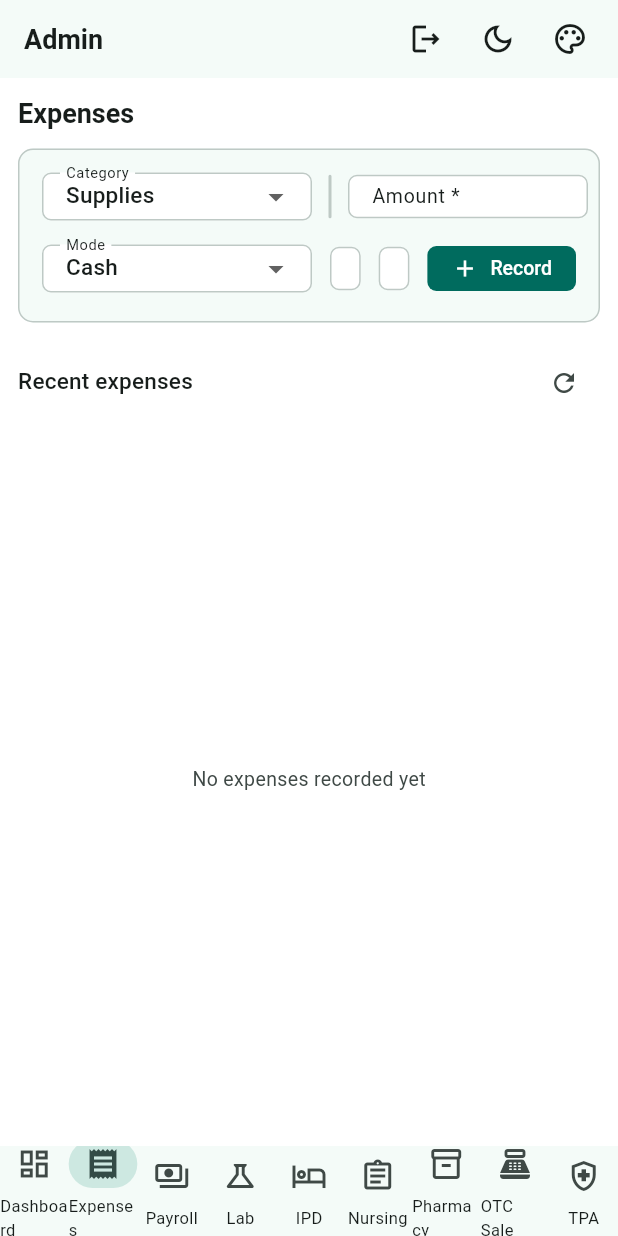
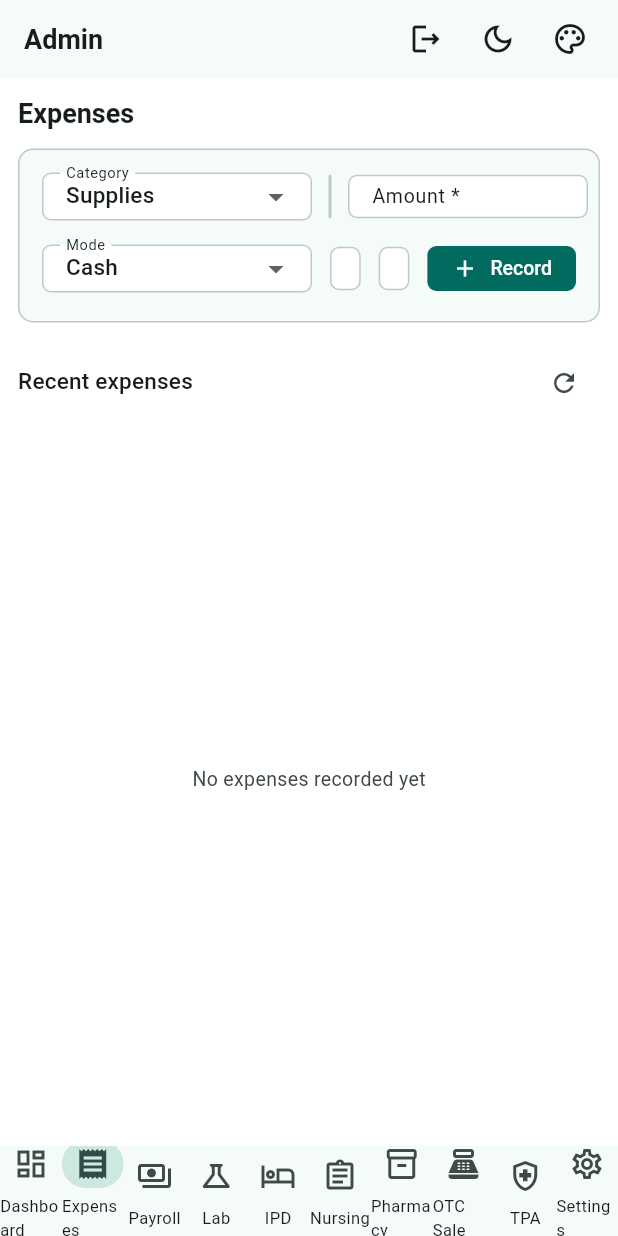
Before and after one commit to DileepJexpert/katixo-hospital-os, a Flutter app: the AdminHome widget shown alone on an empty page, opened directly, item 2 of the bottom bar chosen, after a tap on the "logout" icon, on a phone screen of 412 x 824 dp. Run offline on Flutter 3.47's test engine with Material 3 defaults, Android fonts, the phone set to English and light mode, and no system bars; our stand-ins replace go_router, shared_preferences; accounts and stored records are empty; network calls fail.

Commit message:
Make in-house pharmacy optional per hospital (feature flag)
A hospital may or may not run its own pharmacy — both supported via the policy engine.

Backend:
- HospitalPolicyCode.PHARMACY_ENABLED ('pharmacy.enabled'); seeded true in V2
- PolicyService.setPolicy(code,value): upsert + cache evict (first write path)
- SettingsController: GET /api/v1/settings/features (any authed) + PUT (ADMIN) for
  pharmacy/sms/whatsapp/patient-portal flags

Flutter:
- core/config/feature_flags.dart (FeatureFlags provider) loaded on login (main.dart),
  reset on logout
- features/settings/settings_screen.dart: admin toggles (in-house pharmacy + notif flags)
- AdminHome: tabs built dynamically; Pharmacy + OTC tabs hidden when pharmacy disabled;
  new Settings tab

Verified: backend 67 tests pass; flutter analyze 0 errors/warnings on changed files;
flutter build web = SUCCESS.

```diff
--- /dev/null
+++ b/katixo-hospital-app/lib/core/config/feature_flags.dart
@@ -0,0 +1,66 @@
+import 'package:flutter/foundation.dart';
+
+import '../api/http_client.dart';
+
+/// Per-hospital feature flags (policy-driven), loaded after login. Drives which
+/// modules/menus are visible — e.g. whether the hospital runs its own pharmacy.
+class FeatureFlags extends ChangeNotifier {
+  bool pharmacyEnabled = true; // safe default until loaded
+  bool smsEnabled = false;
+  bool whatsappEnabled = false;
+  bool patientPortalEnabled = false;
+  bool loaded = false;
+
+  void _apply(Map<String, dynamic> m) {
+    pharmacyEnabled = m['pharmacyEnabled'] != false; // default true
+    smsEnabled = m['smsEnabled'] == true;
+    whatsappEnabled = m['whatsappEnabled'] == true;
+    patientPortalEnabled = m['patientPortalEnabled'] == true;
+    loaded = true;
+    notifyListeners();
+  }
+
+  Future<void> load(ApiClient api) async {
+    try {
+      final m = await api.get<Map<String, dynamic>>(
+        '/api/v1/settings/features',
+        fromJson: (j) => j as Map<String, dynamic>,
+      );
+      _apply(m);
+    } catch (_) {
+      // keep safe defaults on failure
+      loaded = true;
+      notifyListeners();
+    }
+  }
+
+  /// Admin update. Returns true on success.
+  Future<bool> update(ApiClient api, {bool? pharmacyEnabled, bool? smsEnabled,
+      bool? whatsappEnabled, bool? patientPortalEnabled}) async {
+    try {
+      final m = await api.put<Map<String, dynamic>>(
+        '/api/v1/settings/features',
+        {
+          if (pharmacyEnabled != null) 'pharmacyEnabled': pharmacyEnabled,
+          if (smsEnabled != null) 'smsEnabled': smsEnabled,
+          if (whatsappEnabled != null) 'whatsappEnabled': whatsappEnabled,
+          if (patientPortalEnabled != null) 'patientPortalEnabled': patientPortalEnabled,
+        },
+        fromJson: (j) => j as Map<String, dynamic>,
+      );
+      _apply(m);
+      return true;
+    } catch (_) {
+      return false;
+    }
+  }
+
+  void reset() {
+    pharmacyEnabled = true;
+    smsEnabled = false;
+    whatsappEnabled = false;
+    patientPortalEnabled = false;
+    loaded = false;
+    notifyListeners();
+  }
+}
--- a/katixo-hospital-app/lib/features/admin/admin_home.dart
+++ b/katixo-hospital-app/lib/features/admin/admin_home.dart
@@ -2,6 +2,7 @@ import 'package:flutter/material.dart';
 import 'package:provider/provider.dart';
 
 import '../../core/auth/auth_state.dart';
+import '../../core/config/feature_flags.dart';
 import '../../core/theme/design_tokens.dart';
 import '../../core/widgets/app_shell.dart';
 import '../dashboard/dashboard_screen.dart';
@@ -12,9 +13,11 @@ import '../ipd/ipd_screen.dart';
 import '../lab/lab_screen.dart';
 import '../nursing/nursing_screen.dart';
 import '../payroll/payroll_screen.dart';
+import '../settings/settings_screen.dart';
 import '../tpa/tpa_screen.dart';
 
-/// Admin role home: back-office accounting — operating expenses and HR/payroll.
+/// Admin / owner cockpit: finance, clinical, pharmacy (if enabled), insurance,
+/// and hospital settings. Pharmacy tabs respect the in-house-pharmacy flag.
 class AdminHome extends StatefulWidget {
   const AdminHome({super.key});
 
@@ -28,57 +31,28 @@ class _AdminHomeState extends State<AdminHome> {
   @override
   Widget build(BuildContext context) {
     final authState = context.watch<AuthState>();
+    final flags = context.watch<FeatureFlags>();
+
+    final tabs = <({ShellDestination dest, Widget body})>[
+      (dest: const ShellDestination(label: 'Dashboard', icon: Icons.dashboard_outlined, selectedIcon: Icons.dashboard), body: const DashboardScreen()),
+      (dest: const ShellDestination(label: 'Expenses', icon: Icons.receipt_outlined, selectedIcon: Icons.receipt), body: const ExpenseScreen()),
+      (dest: const ShellDestination(label: 'Payroll', icon: Icons.payments_outlined, selectedIcon: Icons.payments), body: const PayrollScreen()),
+      (dest: const ShellDestination(label: 'Lab', icon: Icons.science_outlined, selectedIcon: Icons.science), body: const LabScreen()),
+      (dest: const ShellDestination(label: 'IPD', icon: Icons.local_hotel_outlined, selectedIcon: Icons.local_hotel), body: const IpdScreen()),
+      (dest: const ShellDestination(label: 'Nursing', icon: Icons.assignment_outlined, selectedIcon: Icons.assignment), body: const NursingScreen()),
+      if (flags.pharmacyEnabled)
+        (dest: const ShellDestination(label: 'Pharmacy', icon: Icons.inventory_2_outlined, selectedIcon: Icons.inventory_2), body: const ItemMasterScreen()),
+      if (flags.pharmacyEnabled)
+        (dest: const ShellDestination(label: 'OTC Sale', icon: Icons.point_of_sale_outlined, selectedIcon: Icons.point_of_sale), body: const OtcSaleScreen()),
+      (dest: const ShellDestination(label: 'TPA', icon: Icons.health_and_safety_outlined, selectedIcon: Icons.health_and_safety), body: const TpaScreen()),
+      (dest: const ShellDestination(label: 'Settings', icon: Icons.settings_outlined, selectedIcon: Icons.settings), body: const SettingsScreen()),
+    ];
+    final index = _index.clamp(0, tabs.length - 1);
 
     return AppShell(
       title: 'Admin',
-      destinations: const [
-        ShellDestination(
-          label: 'Dashboard',
-          icon: Icons.dashboard_outlined,
-          selectedIcon: Icons.dashboard,
-        ),
-        ShellDestination(
-          label: 'Expenses',
-          icon: Icons.receipt_outlined,
-          selectedIcon: Icons.receipt,
-        ),
-        ShellDestination(
-          label: 'Payroll',
-          icon: Icons.payments_outlined,
-          selectedIcon: Icons.payments,
-        ),
-        ShellDestination(
-          label: 'Lab',
-          icon: Icons.science_outlined,
-          selectedIcon: Icons.science,
-        ),
-        ShellDestination(
-          label: 'IPD',
-          icon: Icons.local_hotel_outlined,
-          selectedIcon: Icons.local_hotel,
-        ),
-        ShellDestination(
-          label: 'Nursing',
-          icon: Icons.assignment_outlined,
-          selectedIcon: Icons.assignment,
-        ),
-        ShellDestination(
-          label: 'Pharmacy',
-          icon: Icons.inventory_2_outlined,
-          selectedIcon: Icons.inventory_2,
-        ),
-        ShellDestination(
-          label: 'OTC Sale',
-          icon: Icons.point_of_sale_outlined,
-          selectedIcon: Icons.point_of_sale,
-        ),
-        ShellDestination(
-          label: 'TPA',
-          icon: Icons.health_and_safety_outlined,
-          selectedIcon: Icons.health_and_safety,
-        ),
-      ],
-      selectedIndex: _index,
+      destinations: [for (final t in tabs) t.dest],
+      selectedIndex: index,
       onDestinationSelected: (i) => setState(() => _index = i),
       actions: [
         if (authState.currentUser != null)
@@ -97,17 +71,7 @@ class _AdminHomeState extends State<AdminHome> {
           onPressed: () => authState.logout(),
         ),
       ],
-      body: switch (_index) {
-        0 => const DashboardScreen(),
-        1 => const ExpenseScreen(),
-        2 => const PayrollScreen(),
-        3 => const LabScreen(),
-        4 => const IpdScreen(),
-        5 => const NursingScreen(),
-        6 => const ItemMasterScreen(),
-        7 => const OtcSaleScreen(),
-        _ => const TpaScreen(),
-      },
+      body: tabs[index].body,
     );
   }
 }
--- a/katixo-hospital-app/lib/main.dart
+++ b/katixo-hospital-app/lib/main.dart
@@ -5,6 +5,7 @@ import 'package:shared_preferences/shared_preferences.dart';
 import 'app/app.dart';
 import 'core/api/http_client.dart';
 import 'core/auth/auth_state.dart';
+import 'core/config/feature_flags.dart';
 import 'core/theme/theme_controller.dart';
 
 // Backend dev port (see katixo-hospital-service application.yml).
@@ -28,11 +29,25 @@ Future<void> main() async {
     onUnauthorized: () => authState.logout(),
   );
 
+  // Per-hospital feature flags — (re)loaded whenever the user signs in.
+  final featureFlags = FeatureFlags();
+  void syncFeatures() {
+    if (authState.isAuthenticated) {
+      featureFlags.load(apiClient);
+    } else {
+      featureFlags.reset();
+    }
+  }
+
+  authState.addListener(syncFeatures);
+  syncFeatures(); // restored session on cold start
+
   runApp(
     MultiProvider(
       providers: [
         ChangeNotifierProvider(create: (_) => ThemeController(prefs)),
         ChangeNotifierProvider(create: (_) => authState),
+        ChangeNotifierProvider<FeatureFlags>.value(value: featureFlags),
         Provider(create: (_) => apiClient),
       ],
       child: const KatixoHospitalApp(),
```
Also changed, not shown: katixo-hospital-app/lib/features/settings/settings_screen.dart (added, +110 -0 lines), 5 other files.
